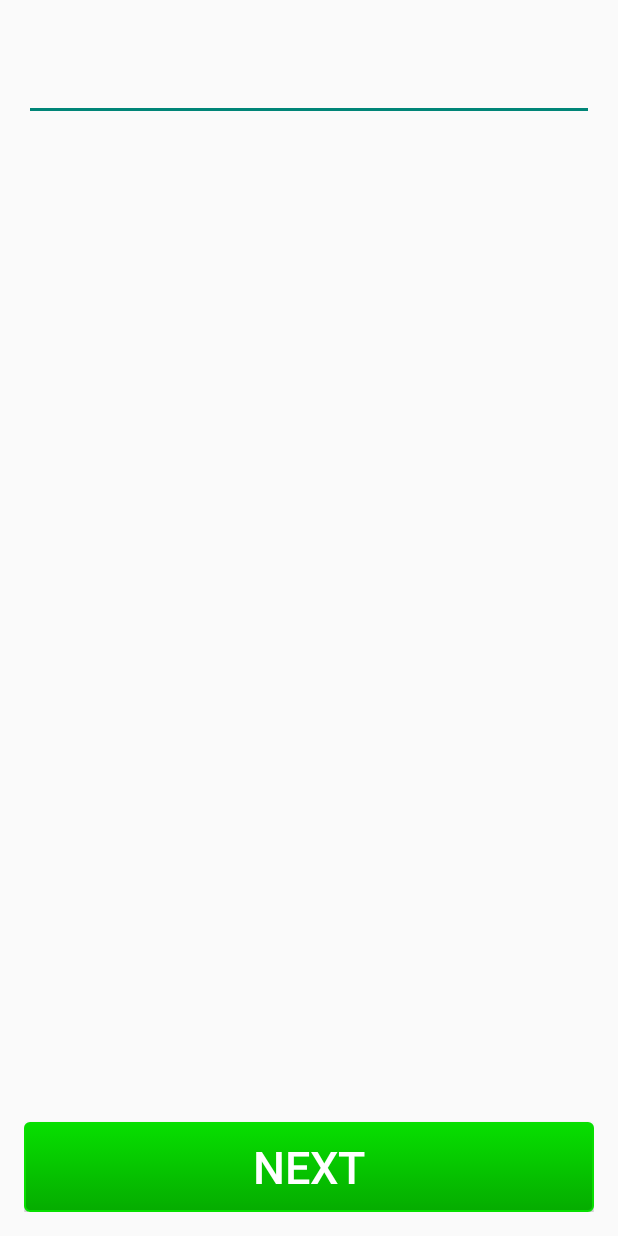
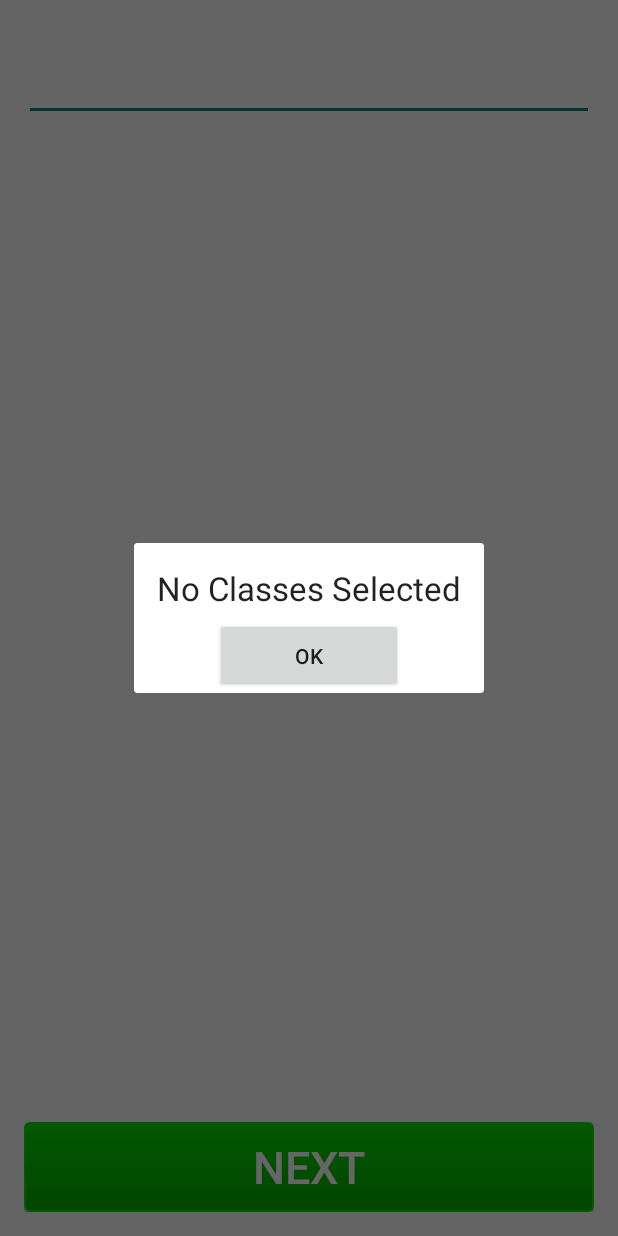
Before and after one commit to NikKosse/MizzMaps, an Android app: the MainActivity screen opened directly, with no data from a screen before it, after a tap on "NEXT", on a phone screen of 412 x 824 dp. Run offline under Robolectric (Android 15) with nearby library versions, the phone set to English and light mode, and no system bars.

```diff
--- a/app/src/main/java/com/database/teamb/DbHelper.java
+++ b/app/src/main/java/com/database/teamb/DbHelper.java
@@ -231,4 +231,5 @@ public class DbHelper extends SQLiteOpenHelper {
     }
 
 
+
 }
--- a/app/src/main/java/com/example/derek/teamb/MainActivity.java
+++ b/app/src/main/java/com/example/derek/teamb/MainActivity.java
@@ -1,5 +1,6 @@
 package com.example.derek.teamb;
 
+import android.app.Dialog;
 import android.content.Intent;
 import android.os.Bundle;
 import android.app.Activity;
@@ -14,7 +15,7 @@ import android.widget.TextView;
 import com.database.teamb.DbHelper;
 
 import java.util.ArrayList;
-import java.util.Iterator;
+import java.util.List;
 
 public class MainActivity extends Activity {
 
@@ -96,7 +97,7 @@ public class MainActivity extends Activity {
         }
 
 
-        Button btnNext = (Button) findViewById(R.id.buttonNext);
+        final Button btnNext = (Button) findViewById(R.id.buttonNext);
         btnNext.setOnClickListener(new View.OnClickListener() {
 
             @Override
@@ -110,10 +111,31 @@ public class MainActivity extends Activity {
                     startActivityForResult(intent, 0);
 
                 } else {
-                        //// TODO: 11/15/2015 }
+                    final Dialog dialog = new Dialog(MainActivity.this);
+                    dialog.setContentView(R.layout.no_class_dialog);
+                    dialog.show();
+
+                    final Button cancelButton = (Button)dialog.findViewById(R.id.btnOk);
+
+                    cancelButton.setOnClickListener(new View.OnClickListener() {
+                        @Override
+                        public void onClick(View v) {
+                            dialog.cancel();
+                        }
+                    });
                 }
             }
         });
+
+
+
+    }
+
+    public void showDialog(){
+
+        MyAlert myAlert = new MyAlert();
+        myAlert.show(getFragmentManager(), "My Alert");
+
 
 
 
--- a/app/src/main/java/com/example/derek/teamb/Map.java
+++ b/app/src/main/java/com/example/derek/teamb/Map.java
@@ -75,8 +75,7 @@ public class Map extends AppCompatActivity {
                 android.R.layout.simple_spinner_item, lables);
 
         // Drop down layout style - list view with radio button
-        dataAdapter
-                .setDropDownViewResource(android.R.layout.simple_spinner_dropdown_item);
+        dataAdapter.setDropDownViewResource(android.R.layout.simple_spinner_dropdown_item);
 
         // attaching data adapter to spinner
         spinner.setAdapter(dataAdapter);
--- /dev/null
+++ b/app/src/main/java/com/example/derek/teamb/MyAlert.java
@@ -0,0 +1,36 @@
+package com.example.derek.teamb;
+
+import android.app.AlertDialog;
+import android.app.Dialog;
+import android.app.DialogFragment;
+import android.content.DialogInterface;
+import android.os.Bundle;
+import android.widget.Toast;
+
+/**
+ * Created by Derek on 11/15/2015.
+ */
+public class MyAlert extends DialogFragment {
+
+    @Override
+    public Dialog onCreateDialog(Bundle savedInstanceState) {
+
+        AlertDialog.Builder builder = new AlertDialog.Builder(getActivity());
+
+
+        builder.setTitle("Alert");
+        builder.setMessage("Need classes to continue");
+        builder.setNegativeButton("OK", new DialogInterface.OnClickListener() {
+            @Override
+            public void onClick(DialogInterface dialog, int which) {
+                Toast.makeText(getActivity(), "Search for classes in the Search Bar", Toast.LENGTH_SHORT).show();
+            }
+        });
+        Dialog dialog = builder.create();
+
+
+        return dialog;
+    }
+
+
+}
--- a/app/src/main/java/com/example/derek/teamb/Start.java
+++ b/app/src/main/java/com/example/derek/teamb/Start.java
@@ -8,7 +8,11 @@ import android.view.MenuItem;
 import android.view.View;
 import android.widget.Button;
 
+import com.database.teamb.DbHelper;
+
 public class Start extends AppCompatActivity {
+
+
 
     @Override
     protected void onCreate(Bundle savedInstanceState) {
@@ -19,6 +23,7 @@ public class Start extends AppCompatActivity {
         btnStart.setOnClickListener(new View.OnClickListener() {
             @Override
             public void onClick(View v) {
+
                 Intent intent = new Intent (v.getContext(),MainActivity.class );
                 startActivityForResult(intent, 0);
             }
--- /dev/null
+++ b/app/src/main/res/layout/no_class_dialog.xml
@@ -0,0 +1,37 @@
+<?xml version="1.0" encoding="utf-8"?>
+<LinearLayout xmlns:android="http://schemas.android.com/apk/res/android"
+    android:orientation="vertical" android:layout_width="match_parent"
+    android:layout_height="match_parent">
+
+    <TextView
+        android:layout_width="wrap_content"
+        android:layout_height="wrap_content"
+        android:textAppearance="?android:attr/textAppearanceLarge"
+        android:text="No Classes Selected"
+        android:id="@+id/textTitle"
+        android:layout_gravity="center_horizontal"
+        android:paddingTop="15dp"
+        android:paddingRight="15dp"
+        android:paddingLeft="15dp"
+        android:paddingBottom="5dp" />
+
+    <RelativeLayout
+        android:layout_width="match_parent"
+        android:layout_height="match_parent"
+        android:layout_gravity="center_horizontal">
+
+        <Button
+            android:layout_width="wrap_content"
+            android:layout_height="wrap_content"
+            android:text="OK"
+            android:id="@+id/btnOk"
+            android:layout_gravity="center_horizontal"
+            android:minWidth="125dp"
+            android:minHeight="50dp"
+            android:layout_alignParentTop="true"
+            android:layout_centerHorizontal="true"
+            android:paddingBottom="10dp" />
+
+    </RelativeLayout>
+
+</LinearLayout>
--- a/app/src/main/res/values/strings.xml
+++ b/app/src/main/res/values/strings.xml
@@ -1,8 +1,9 @@
 <resources>
-    <string name="app_name">TeamB</string>
+    <string name="app_name">MizzMaps</string>
 
     <string name="hello_world">Hello world!</string>
     <string name="action_settings">Settings</string>
     <string name="title_activity_start">Start</string>
     <string name="title_activity_map">Map</string>
+
 </resources>
--- a/app/src/main/res/values/styles.xml
+++ b/app/src/main/res/values/styles.xml
@@ -5,4 +5,7 @@
         <!-- Customize your theme here. -->
     </style>
 
+
+
+
 </resources>
```
Lines whose indentation alone changed are shown as unchanged.
